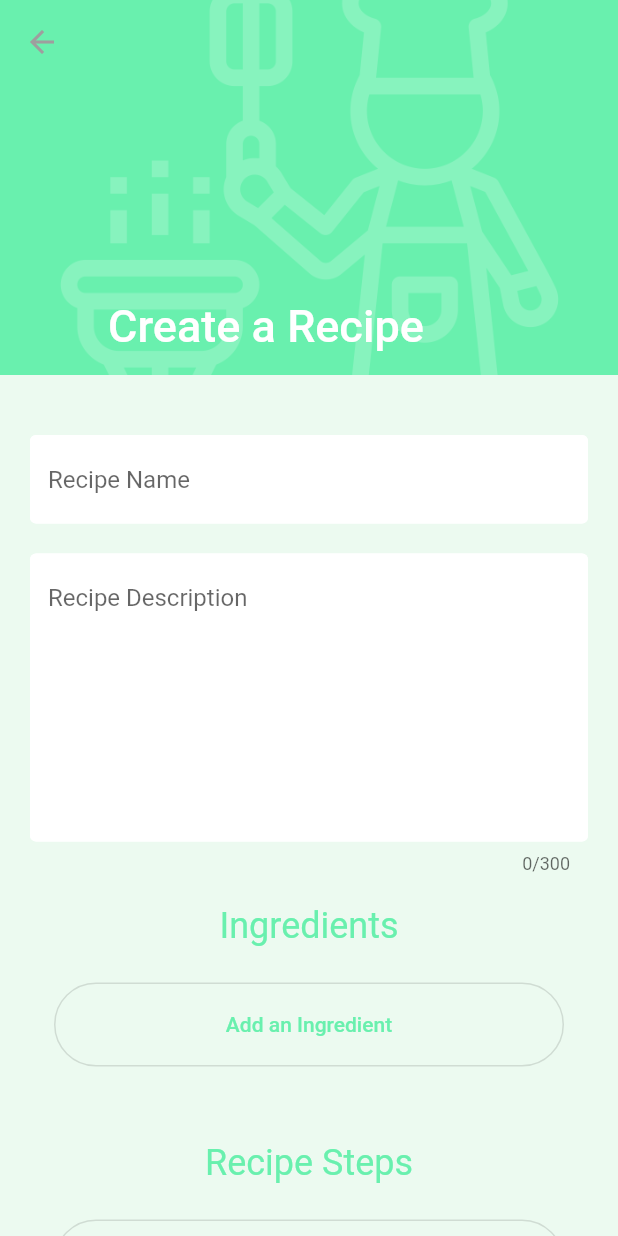
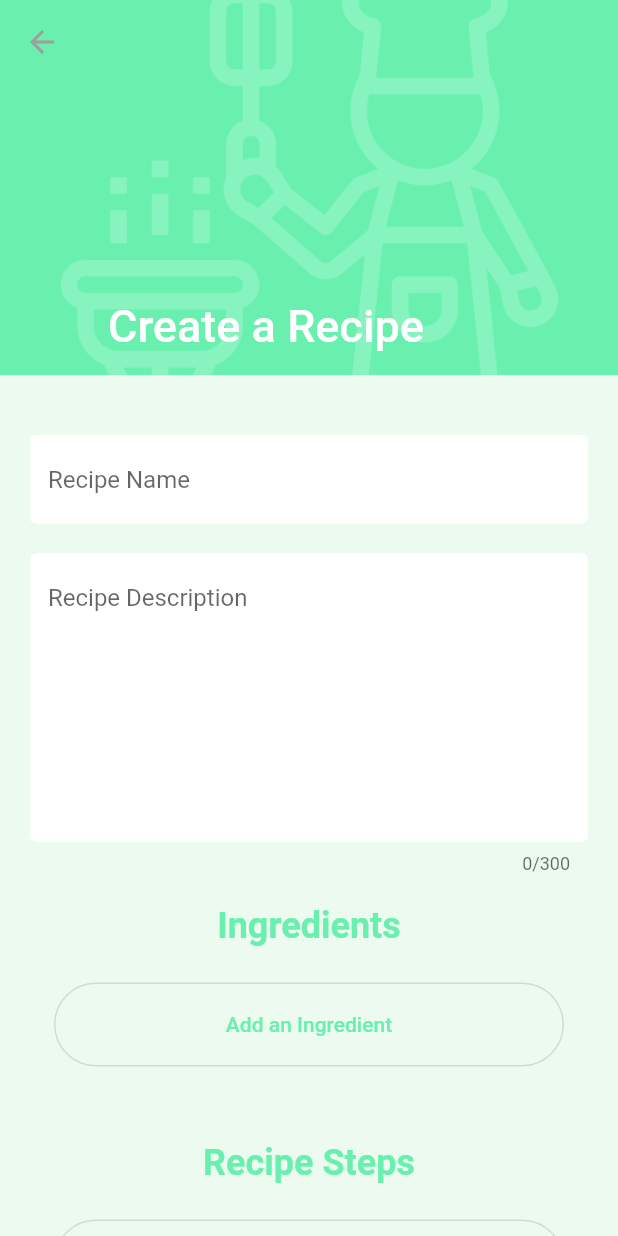
Before and after one commit to essence-lai/recipess, a Flutter app: the screen it shows once a user with an empty profile is signed in, after a tap on the "add" icon, on a phone screen of 412 x 824 dp. Run offline on Flutter 3.47's test engine with Material 2 defaults, Android fonts, the phone set to English and light mode, and no system bars; our stand-ins replace cloud_firestore, firebase_auth, flutter_spinkit; accounts and stored records are empty; Roboto replaces fonts that are missing (Hind, Lexend Deca).

Commit message:
added recipe list

```diff
--- a/lib/modals/recipes.dart
+++ b/lib/modals/recipes.dart
@@ -1,9 +1,13 @@
 class Recipes {
+  final String uid;
   final String name;
+  final String description;
+  final List<Object> ingredients;
+  final List<Object> instructions;
   final int servings;
-  final List<Object> steps;
-  final List<Object> ingredients;
-  final bool spicy;
+  final int calories;
+  final int prepTime;
+  final int cookTime;
 
-  Recipes({ this.name, this.servings, this.steps, this.ingredients, this.spicy });
+  Recipes({ this.uid, this.name, this.description, this.ingredients, this.instructions, this.servings, this.calories, this.prepTime, this.cookTime });
 }
--- a/lib/screens/recipess/add_recipes.dart
+++ b/lib/screens/recipess/add_recipes.dart
@@ -108,7 +108,7 @@ class _AddRecipesState extends State<AddRecipes> {
                               Text('Ingredients',
                                   textAlign: TextAlign.start,
                                   style: TextStyle(
-                                      fontSize: 24, color: Colors.greenAccent)),
+                                      fontSize: 24, color: Colors.greenAccent, fontWeight: FontWeight.bold)),
                             ],
                             ...listOfIngredientFields,
                             ...<Widget>[
@@ -326,7 +326,7 @@ class _AddRecipesState extends State<AddRecipes> {
                                               vertical: 20.0, horizontal: 20.0),
                                           highlightColor: Colors.redAccent,
                                           splashColor: Colors.redAccent,
-                                          textColor: Colors.redAccent,
+                                          textColor: Colors.red,
                                           highlightedBorderColor: Colors.white,
                                           child: Text('Remove an Ingredient',
                                               style: TextStyle(fontSize: 14)),
@@ -356,7 +356,7 @@ class _AddRecipesState extends State<AddRecipes> {
                               Text('Recipe Steps',
                                   textAlign: TextAlign.start,
                                   style: TextStyle(
-                                      fontSize: 24, color: Colors.greenAccent)),
+                                      fontSize: 24, color: Colors.greenAccent, fontWeight: FontWeight.bold)),
                             ],
                             ...listOfInstructionFields,
                             ...<Widget>[
@@ -489,7 +489,7 @@ class _AddRecipesState extends State<AddRecipes> {
                                             vertical: 20.0, horizontal: 30.0),
                                         highlightColor: Colors.redAccent,
                                         splashColor: Colors.redAccent,
-                                        textColor: Colors.redAccent,
+                                        textColor: Colors.red,
                                         highlightedBorderColor: Colors.white,
                                         child: Text('Remove a Step',
                                             style: TextStyle(fontSize: 14)),
@@ -519,7 +519,7 @@ class _AddRecipesState extends State<AddRecipes> {
                               Text('Good to knows',
                                   textAlign: TextAlign.start,
                                   style: TextStyle(
-                                      fontSize: 24, color: Colors.greenAccent)),
+                                      fontSize: 24, color: Colors.greenAccent, fontWeight: FontWeight.bold)),
                               SizedBox(height: 20.0),
                               TextFormField(
                                 decoration: textInputDecoration.copyWith(
--- /dev/null
+++ b/lib/screens/recipess/recipes_list.dart
@@ -0,0 +1,25 @@
+import 'package:flutter/material.dart';
+import 'package:provider/provider.dart';
+import 'package:recipess/modals/recipes.dart';
+import 'package:recipess/screens/recipess/recipe_tile.dart';
+
+class RecipesList extends StatefulWidget {
+  @override
+  _RecipesListState createState() => _RecipesListState();
+}
+
+class _RecipesListState extends State<RecipesList> {
+  @override
+  Widget build(BuildContext context) {
+
+    final recipes = Provider.of<List<Recipes>>(context) ?? [];
+
+
+    return ListView.builder(
+      itemCount: recipes.length,
+      itemBuilder: (context, index){
+        return RecipeTile(recipe: recipes[index]);
+      },
+    );
+  }
+}
--- a/lib/screens/recipess/recipess.dart
+++ b/lib/screens/recipess/recipess.dart
@@ -1,10 +1,16 @@
 import 'package:flutter/material.dart';
+import 'package:provider/provider.dart';
+import 'package:recipess/modals/recipes.dart';
 import 'package:recipess/screens/recipess/add_recipes.dart';
+import 'package:recipess/screens/recipess/recipes_list.dart';
+import 'package:recipess/services/database.dart';
 
 class Recipess extends StatelessWidget {
   @override
   Widget build(BuildContext context) {
-    return Scaffold(
+    return StreamProvider<List<Recipes>>.value(
+      value: DatabaseService().recipes,
+      child:  Scaffold(
       floatingActionButton: FloatingActionButton(
         child: Icon(Icons.add, color: Colors.white),
         backgroundColor: Colors.greenAccent,
@@ -23,7 +29,10 @@ class Recipess extends StatelessWidget {
               image: AssetImage('assets/hunger.png'),
             )
           ),
+          child: RecipesList()
       ),
+    )
+
     );
   }
 }
```
Also changed, not shown: lib/screens/recipess/recipe_tile.dart (added, +22 -0 lines), lib/services/database.dart (+26 -1 lines).
